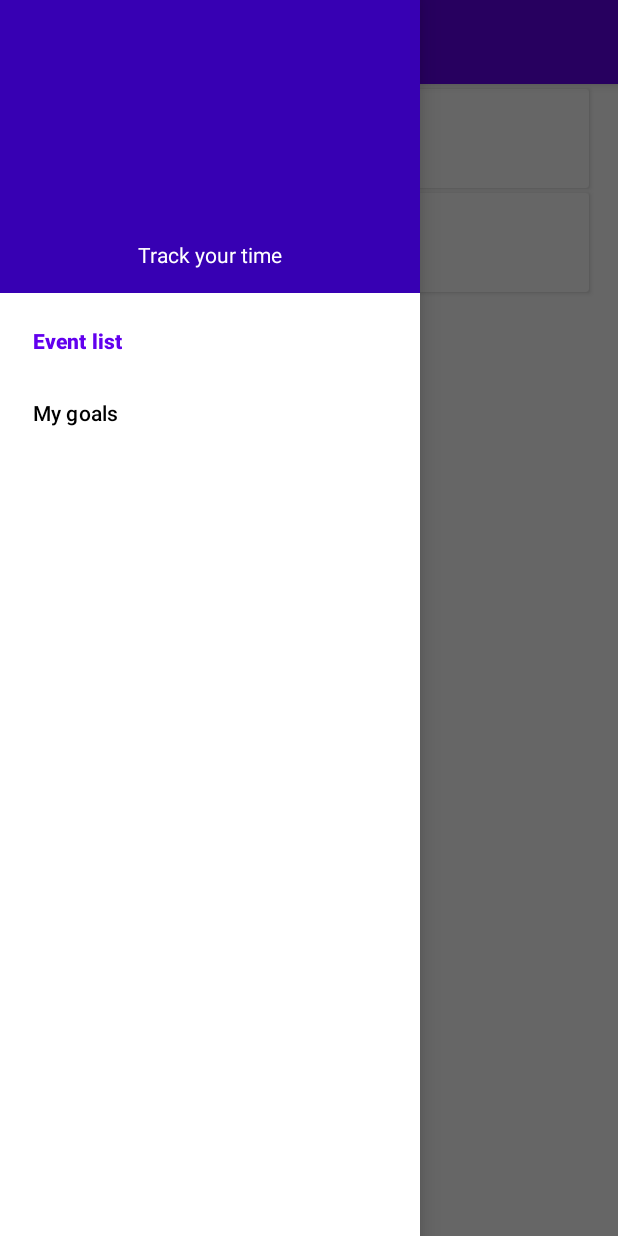
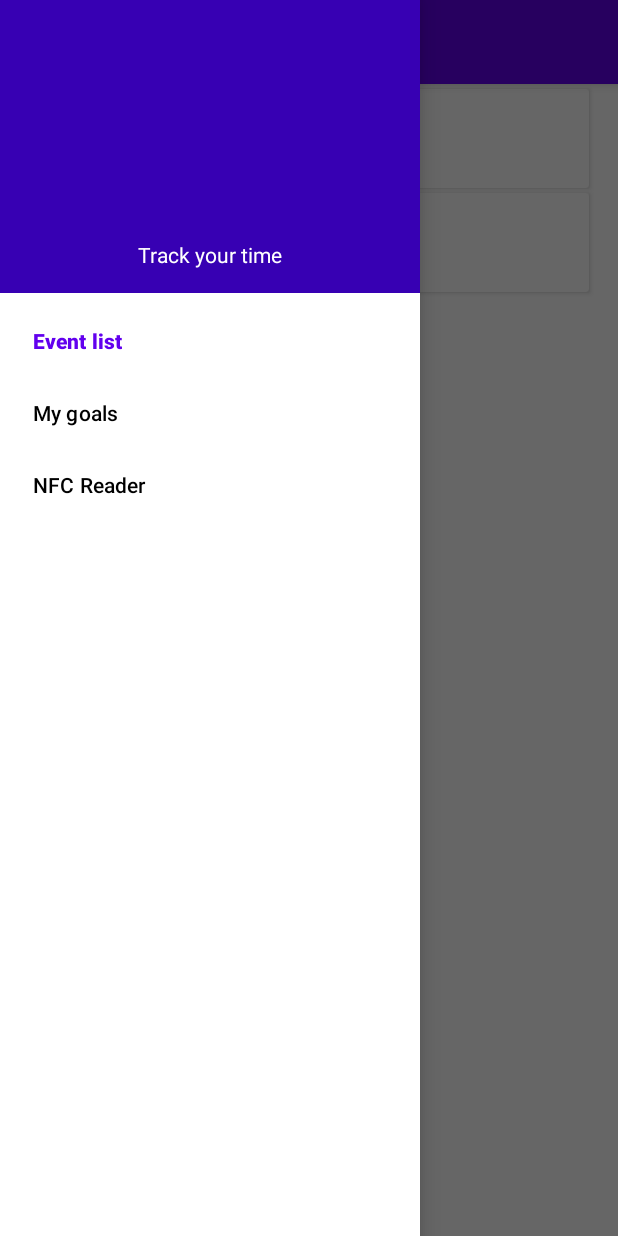
Before and after one commit to Barry36/Time-Tracker, an Android app: the screen it shows after launch (MainActivity), with the side drawer open, on a phone screen of 412 x 824 dp. Run offline under Robolectric (Android 15) with nearby library versions, the phone set to English and light mode, and no system bars; our stand-ins replace Room's generated code, data binding, navigation-ui.

Commit message:
nfc read(UI) + nfc reader part

```diff
--- /dev/null
+++ b/TimeTracker/app/src/main/java/com/cs446/group18/timetracker/MyApplication.java
@@ -0,0 +1,24 @@
+package com.cs446.group18.timetracker;
+
+import android.app.Application;
+import android.content.Context;
+
+public class MyApplication extends Application {
+
+private static Context context;
+
+public static Context getContext() {
+return context;
+}
+
+public static void setContext(Context context) {
+MyApplication.context = context;
+}
+
+@Override
+public void onCreate() {
+super.onCreate();
+
+setContext(this);
+}
+}
--- a/TimeTracker/app/src/main/res/menu/menu_navigation.xml
+++ b/TimeTracker/app/src/main/res/menu/menu_navigation.xml
@@ -6,4 +6,8 @@
     <item
         android:id="@+id/goal_list_fragment"
         android:title="My goals"/>
+
+    <item
+        android:id="@+id/nfc_fragment"
+        android:title="NFC Reader"/>
 </menu>
--- a/TimeTracker/app/src/main/res/navigation/nav_bar.xml
+++ b/TimeTracker/app/src/main/res/navigation/nav_bar.xml
@@ -15,4 +15,12 @@
         android:name="com.cs446.group18.timetracker.ui.GoalListFragment"
         android:label="My goals"
         tools:layout="@layout/fragment_goal_list" />
+
+     <fragment
+        android:id="@+id/nfc_fragment"
+        android:name="com.cs446.group18.timetracker.ui.NFCFragment"
+        android:label="NFC Reader"
+        tools:layout="@layout/fragment_nfc" />
+
+
 </navigation>
```
Also changed, not shown: TimeTracker/app/src/main/AndroidManifest.xml (+15 -1 lines), TimeTracker/app/src/main/java/com/cs446/group18/timetracker/ui/NFCFragment.java (added, +46 -0 lines), TimeTracker/app/src/main/java/com/cs446/group18/timetracker/utils/NFCUtil.java (added, +122 -0 lines), TimeTracker/app/src/main/res/layout/activity_n_f_c_reader.xml (added, +18 -0 lines), TimeTracker/app/src/main/res/layout/fragment_nfc.xml (added, +12 -0 lines), TimeTracker/app/src/main/res/xml/nfc.xml (added, +13 -0 lines).
